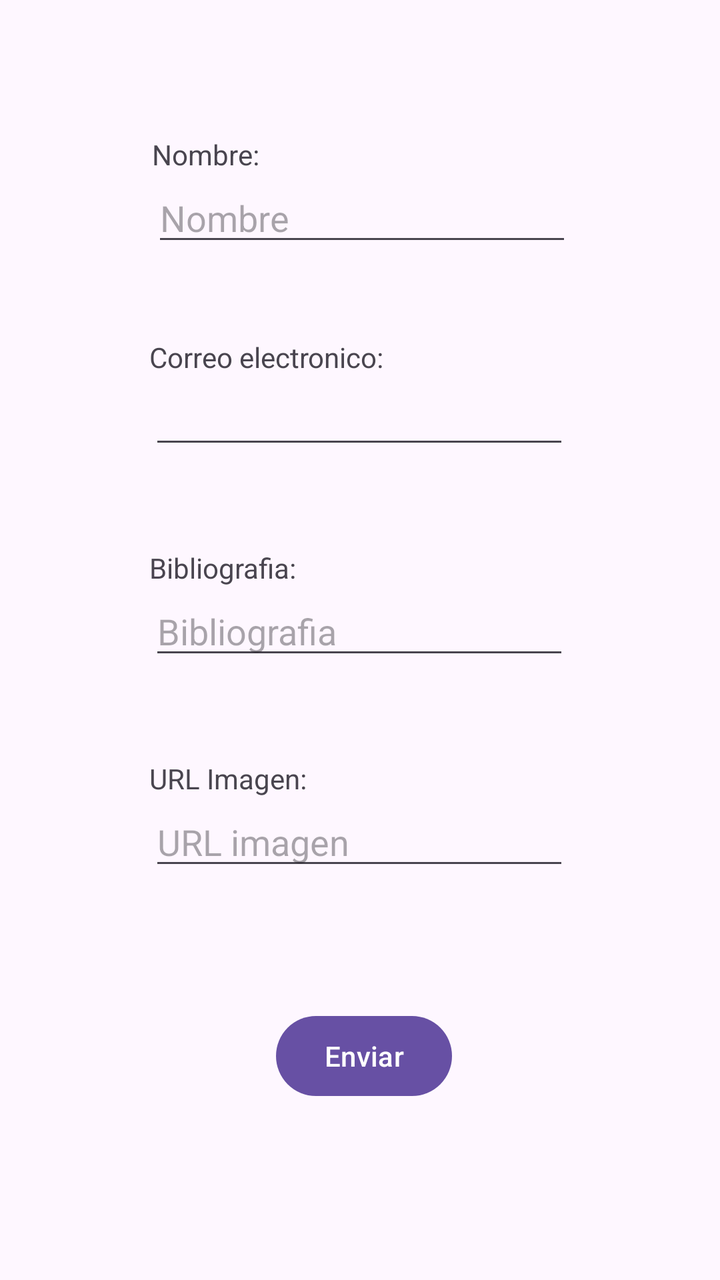
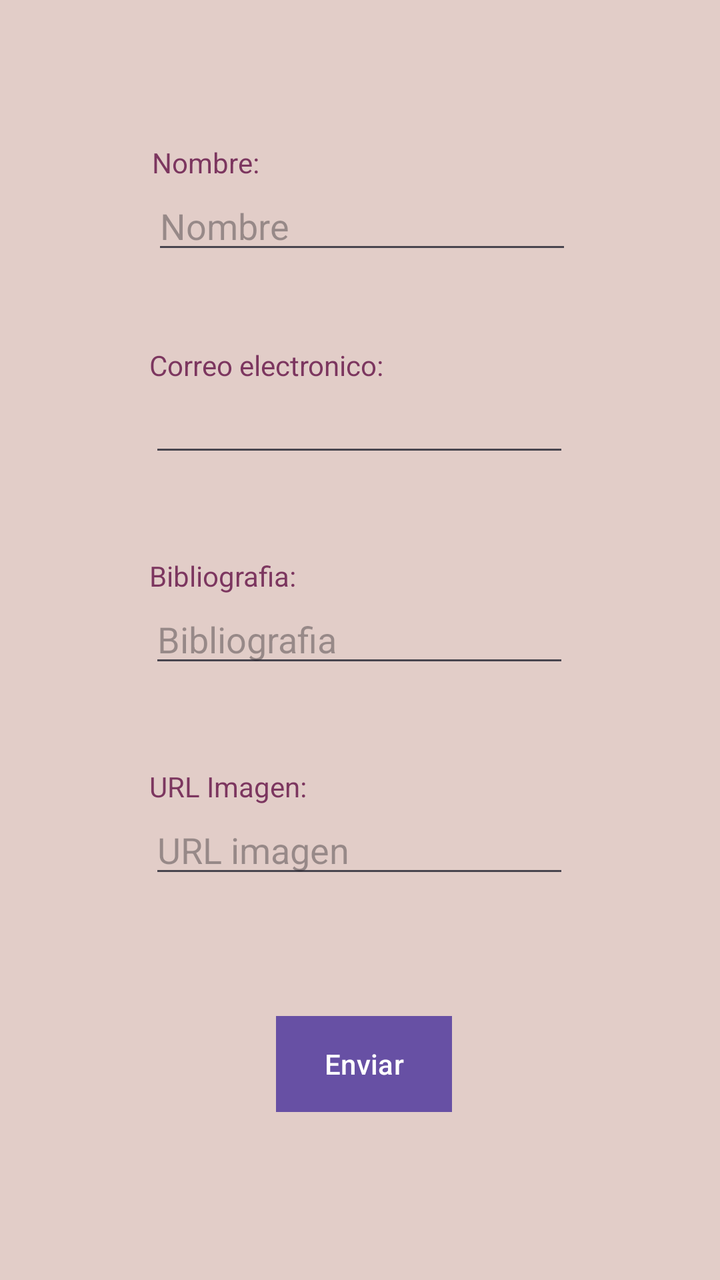

Two renders of the same Android screen: before a commit and after it. Below are the layout's source before the change and the commit's diff.
<!-- AndroidManifest.xml: application theme Theme.FormularioUsuario -->
<!-- res/layout/activity_main.xml -->
<?xml version="1.0" encoding="utf-8"?>
<androidx.constraintlayout.widget.ConstraintLayout xmlns:android="http://schemas.android.com/apk/res/android"
    xmlns:app="http://schemas.android.com/apk/res-auto"
    xmlns:tools="http://schemas.android.com/tools"
    android:id="@+id/main"
    android:layout_width="match_parent"
    android:layout_height="match_parent"
    tools:context=".MainActivity">

    <Button
        android:id="@+id/buttonEnviar"
        android:layout_width="wrap_content"
        android:layout_height="wrap_content"
        android:layout_marginBottom="88dp"
        android:text="Enviar"
        app:layout_constraintBottom_toBottomOf="parent"
        app:layout_constraintEnd_toEndOf="parent"
        app:layout_constraintHorizontal_bias="0.507"
        app:layout_constraintStart_toStartOf="parent" />

    <EditText
        android:id="@+id/editTextNombre"
        android:layout_width="wrap_content"
        android:layout_height="wrap_content"
        android:layout_marginBottom="60dp"
        android:ems="10"
        android:hint="Nombre"
        android:inputType="text"
        app:layout_constraintBottom_toTopOf="@+id/editTextTextEmailAddress"
        app:layout_constraintEnd_toEndOf="parent"
        app:layout_constraintHorizontal_bias="0.507"
        app:layout_constraintStart_toStartOf="parent" />

    <EditText
        android:id="@+id/editTextBibliografia"
        android:layout_width="wrap_content"
        android:layout_height="wrap_content"
        android:layout_marginBottom="64dp"
        android:ems="10"
        android:hint="Bibliografia"
        android:inputType="text"
        app:layout_constraintBottom_toTopOf="@+id/editTextURLimagen"
        app:layout_constraintEnd_toEndOf="parent"
        app:layout_constraintHorizontal_bias="0.497"
        app:layout_constraintStart_toStartOf="parent" />

    <EditText
        android:id="@+id/editTextTextEmailAddress"
        android:layout_width="wrap_content"
        android:layout_height="wrap_content"
        android:layout_marginBottom="64dp"
        android:ems="10"
        android:inputType="textEmailAddress"
        app:layout_constraintBottom_toTopOf="@+id/editTextBibliografia"
        app:layout_constraintEnd_toEndOf="parent"
        app:layout_constraintHorizontal_bias="0.497"
        app:layout_constraintStart_toStartOf="parent" />

    <EditText
        android:id="@+id/editTextURLimagen"
        android:layout_width="wrap_content"
        android:layout_height="wrap_content"
        android:layout_marginBottom="64dp"
        android:ems="10"
        android:hint="URL imagen"
        android:inputType="text"
        app:layout_constraintBottom_toTopOf="@+id/buttonEnviar"
        app:layout_constraintEnd_toEndOf="parent"
        app:layout_constraintHorizontal_bias="0.497"
        app:layout_constraintStart_toStartOf="parent" />

    <TextView
        android:id="@+id/Formulario"
        android:layout_width="94dp"
        android:layout_height="27dp"
        android:layout_marginBottom="80dp"
        android:text="FORMULARIO"
        app:layout_constraintBottom_toTopOf="@+id/editTextNombre"
        app:layout_constraintEnd_toEndOf="parent"
        app:layout_constraintHorizontal_bias="0.498"
        app:layout_constraintStart_toStartOf="parent"
        app:layout_constraintTop_toTopOf="parent"
        app:layout_constraintVertical_bias="1.0" />

    <TextView
        android:id="@+id/textView4"
        android:layout_width="wrap_content"
        android:layout_height="wrap_content"
        android:text="Nombre:"
        app:layout_constraintBottom_toTopOf="@+id/editTextNombre"
        app:layout_constraintStart_toStartOf="@+id/editTextNombre" />

    <TextView
        android:id="@+id/textView5"
        android:layout_width="wrap_content"
        android:layout_height="wrap_content"
        android:text="Correo electronico:"
        app:layout_constraintBottom_toTopOf="@+id/editTextTextEmailAddress"
        app:layout_constraintStart_toStartOf="@+id/editTextTextEmailAddress" />

    <TextView
        android:id="@+id/textView6"
        android:layout_width="wrap_content"
        android:layout_height="wrap_content"
        android:text="Bibliografia:"
        app:layout_constraintBottom_toTopOf="@+id/editTextBibliografia"
        app:layout_constraintStart_toStartOf="@+id/editTextBibliografia" />

    <TextView
        android:id="@+id/textView7"
        android:layout_width="wrap_content"
        android:layout_height="wrap_content"
        android:text="URL Imagen:"
        app:layout_constraintBottom_toTopOf="@+id/editTextURLimagen"
        app:layout_constraintStart_toStartOf="@+id/editTextURLimagen" />

</androidx.constraintlayout.widget.ConstraintLayout>
<!-- resources referenced by this layout -->
<resources>
  <style name="Theme.FormularioUsuario" parent="Base.Theme.FormularioUsuario" />
  <style name="Base.Theme.FormularioUsuario" parent="Theme.Material3.DayNight.NoActionBar">
          
          
      </style>
</resources>

<!-- the commit's change to res/layout/activity_main.xml (unified diff, before → after) -->
@@ -5,14 +5,18 @@
     android:id="@+id/main"
     android:layout_width="match_parent"
     android:layout_height="match_parent"
+    android:background="@color/BackgroundApp"
     tools:context=".MainActivity">
+
 
     <Button
         android:id="@+id/buttonEnviar"
         android:layout_width="wrap_content"
         android:layout_height="wrap_content"
-        android:layout_marginBottom="88dp"
+        android:layout_marginBottom="84dp"
+        android:background="@color/Textos"
         android:text="Enviar"
+        android:textColor="@color/white"
         app:layout_constraintBottom_toBottomOf="parent"
         app:layout_constraintEnd_toEndOf="parent"
         app:layout_constraintHorizontal_bias="0.507"
@@ -75,6 +79,7 @@
         android:layout_height="27dp"
         android:layout_marginBottom="80dp"
         android:text="FORMULARIO"
+        android:textColor="@color/Textos"
         app:layout_constraintBottom_toTopOf="@+id/editTextNombre"
         app:layout_constraintEnd_toEndOf="parent"
         app:layout_constraintHorizontal_bias="0.498"
@@ -83,6 +88,7 @@
         app:layout_constraintVertical_bias="1.0" />
 
     <TextView
+        android:textColor="@color/Textos"
         android:id="@+id/textView4"
         android:layout_width="wrap_content"
         android:layout_height="wrap_content"
@@ -91,6 +97,8 @@
         app:layout_constraintStart_toStartOf="@+id/editTextNombre" />
 
     <TextView
+        android:textColor="@color/Textos"
+
         android:id="@+id/textView5"
         android:layout_width="wrap_content"
         android:layout_height="wrap_content"
@@ -99,6 +107,8 @@
         app:layout_constraintStart_toStartOf="@+id/editTextTextEmailAddress" />
 
     <TextView
+        android:textColor="@color/Textos"
+
         android:id="@+id/textView6"
         android:layout_width="wrap_content"
         android:layout_height="wrap_content"
@@ -107,6 +117,8 @@
         app:layout_constraintStart_toStartOf="@+id/editTextBibliografia" />
 
     <TextView
+        android:textColor="@color/Textos"
+
         android:id="@+id/textView7"
         android:layout_width="wrap_content"
         android:layout_height="wrap_content"
<!-- resource entries referenced after the edit -->
@@ -1,5 +1,8 @@
 <!-- resources referenced by this layout -->
 <resources>
+  <color name="BackgroundApp">#E2CDC8</color>
+  <color name="Textos">#7C365F</color>
+  <color name="white">#FFFFFFFF</color>
   <style name="Theme.FormularioUsuario" parent="Base.Theme.FormularioUsuario" />
   <style name="Base.Theme.FormularioUsuario" parent="Theme.Material3.DayNight.NoActionBar">
           
